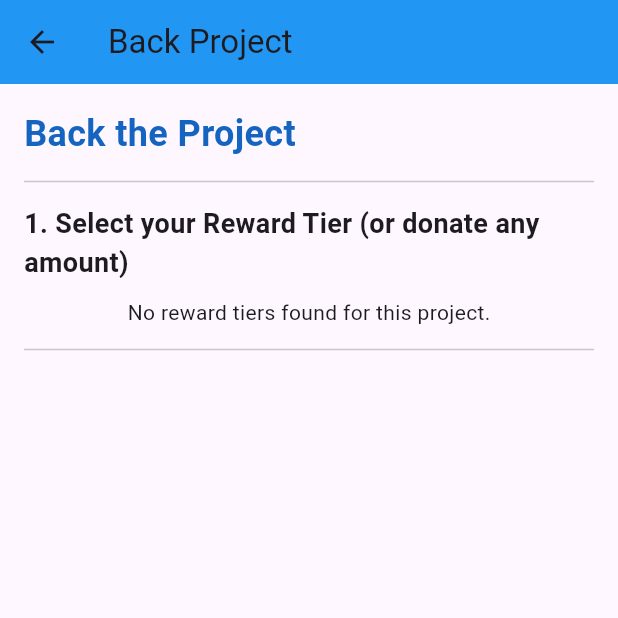
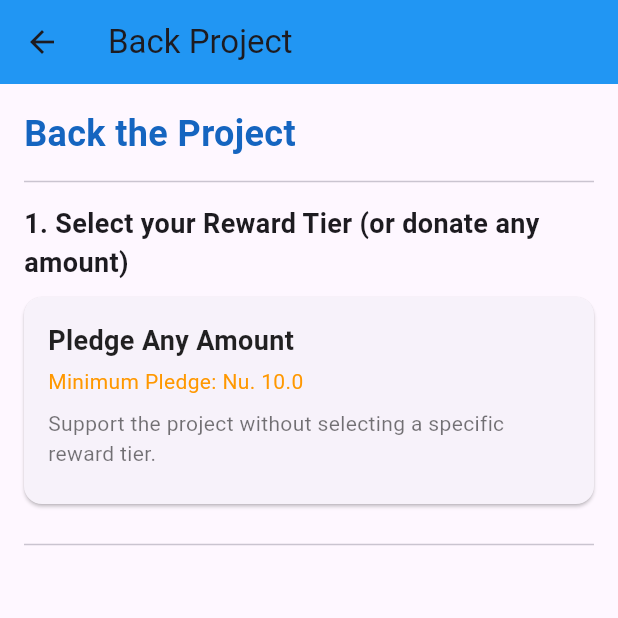
Before and after one commit to karma96-WT/DrukFunding_flutter_App, a Flutter app: the PledgePage screen opened directly with empty values, on a phone screen of 412 x 824 dp, the top half of it. Run offline on Flutter 3.47's test engine with Material 3 defaults, Android fonts, the light colour scheme and no system bars; our stand-ins replace cloud_firestore, firebase_auth, firebase_core, image_picker; accounts and stored records are empty.

Commit message:
final-commit

```diff
--- a/lib/pledgePage.dart
+++ b/lib/pledgePage.dart
@@ -1,8 +1,8 @@
 import 'package:drukfunding/payment_page.dart' hide Reward;
 import 'package:flutter/material.dart';
 import 'package:cloud_firestore/cloud_firestore.dart';
-import 'package:drukfunding/Reward.dart'; // Ensure this file exists
-import 'package:drukfunding/model/project.dart'; // Ensure this file exists
+import 'package:drukfunding/Reward.dart';
+import 'package:drukfunding/model/project.dart';
 
 
 class PledgePage extends StatefulWidget {
@@ -15,38 +15,48 @@ class PledgePage extends StatefulWidget {
 }
 
 class _PledgePageState extends State<PledgePage> {
-  // State variables for selection and amount
   Reward? _selectedReward;
   double _currentPledgeAmount = 0.0;
+  late Future<List<Reward>> _rewardsFuture;
 
-  // Future to hold the Firestore fetch operation
-  late Future<List<Reward>> _rewardsFuture;
+  // Define the hardcoded default reward option
+  final Reward _defaultPledgeReward = Reward(
+    id: 'custom_pledge', // Unique ID for this synthetic reward
+    title: 'Pledge Any Amount',
+    description: 'Support the project without selecting a specific reward tier.',
+    amount: 0.0, // Critical value for triggering custom input
+    limit: null,
+  );
 
   @override
   void initState() {
     super.initState();
-    // Initialize the future when the widget is created
     _rewardsFuture = _fetchRewards();
   }
 
-  // Function to Fetch Tiers from Firestore
+  // ⭐ MODIFIED: Function to Fetch Tiers from Firestore and add the default option
   Future<List<Reward>> _fetchRewards() async {
     try {
-      // 1. Reference the 'Tiers' subcollection under the specific 'Projects' document
       final snapshot = await FirebaseFirestore.instance
           .collection('Projects')
           .doc(widget.projectId)
           .collection('Tiers')
           .get();
 
-      // 2. Map the documents to Reward objects
-      final rewards = snapshot.docs.map((doc) => Reward.fromFirestore(doc)).toList();
+      // 1. Map documents to Reward objects
+      final List<Reward> rewards = snapshot.docs
+          .map((doc) => Reward.fromFirestore(doc))
+          .toList();
+
+      // 2. Add the hardcoded default option to the list
+      // This ensures the option is always available.
+      rewards.insert(0, _defaultPledgeReward);
 
       return rewards;
     } catch (e) {
-      // Log the error and rethrow to be caught by FutureBuilder
       print('Error fetching rewards: $e');
-      rethrow;
+      // Even if fetching tiers fails, we return the default option to allow pledging
+      return [_defaultPledgeReward];
     }
   }
 
@@ -64,7 +74,7 @@ class _PledgePageState extends State<PledgePage> {
         child: Column(
           crossAxisAlignment: CrossAxisAlignment.start,
           children: [
-            // Project Title (Placeholder) - You may want to fetch the real project title here
+            // Project Title (Placeholder)
             Text(
               'Back the Project',
               style: TextStyle(fontSize: 24, fontWeight: FontWeight.bold, color: Colors.blue[800]),
@@ -85,29 +95,32 @@ class _PledgePageState extends State<PledgePage> {
                   return const Center(child: CircularProgressIndicator());
                 }
 
-                if (snapshot.hasError) {
+                // If an error occurs, the future should return at least the default option (handled in _fetchRewards catch block)
+                if (snapshot.hasError && snapshot.data?.isEmpty != false) {
                   return Center(
                     child: Text('Error loading tiers: ${snapshot.error}', style: const TextStyle(color: Colors.red)),
                   );
                 }
 
-                if (!snapshot.hasData || snapshot.data!.isEmpty) {
-                  return const Center(child: Text('No reward tiers found for this project.'));
+                final rewards = snapshot.data ?? [];
+
+                // If the only reward is the default one, and we couldn't load others, we proceed.
+                if (rewards.isEmpty && _rewardsFuture != null) {
+                  return const Center(child: Text('No pledge options available.'));
                 }
 
-                final rewards = snapshot.data!;
 
                 // List of Reward Options
                 return Column(
                   crossAxisAlignment: CrossAxisAlignment.stretch,
                   children: rewards.map((reward) => RewardItem(
                     reward: reward,
+                    // Comparison now uses the unique 'id' field for the synthetic reward
                     isSelected: _selectedReward?.id == reward.id,
                     onSelect: (selectedReward) {
                       setState(() {
                         _selectedReward = selectedReward;
-                        // If it's the "Pledge Any Amount" option (amount 0), initialize to 10.0
-                        // The user will see the TextFormField to adjust this amount.
+                        // Initializes custom pledge to 10.0 if amount is 0.0
                         _currentPledgeAmount = selectedReward.amount > 0
                             ? selectedReward.amount
                             : 10.0;
@@ -128,7 +141,7 @@ class _PledgePageState extends State<PledgePage> {
               ),
               const SizedBox(height: 10),
 
-              // If reward amount is 0.0, show the custom input field
+              // If reward amount is 0.0 (the custom pledge option), show the custom input field
               if (_selectedReward!.amount == 0.0)
                 Padding(
                   padding: const EdgeInsets.only(bottom: 16.0),
@@ -176,7 +189,7 @@ class _PledgePageState extends State<PledgePage> {
               SizedBox(
                 width: double.infinity,
                 child: ElevatedButton.icon(
-                  // Require a minimum pledge of 10.0 (or whatever your minimum is)
+                  // Require a minimum pledge of 10.0
                   onPressed: _currentPledgeAmount >= 10.0 ? _startPaymentFlow : null,
                   icon: const Icon(Icons.payment, color: Colors.white),
                   label: Text(
@@ -236,12 +249,14 @@ class RewardItem extends StatelessWidget {
 
   @override
   Widget build(BuildContext context) {
+    // Determine if this is the special "Pledge Any Amount" option for styling
+    final bool isCustomPledge = reward.amount == 0.0;
+
     return Card(
       margin: const EdgeInsets.only(bottom: 12),
       elevation: isSelected ? 4 : 1,
       shape: RoundedRectangleBorder(
         borderRadius: BorderRadius.circular(12),
-        // Highlight border for the selected reward
         side: isSelected
             ? BorderSide(color: Colors.blue[700]!, width: 3.0)
             : BorderSide.none,
@@ -262,24 +277,29 @@ class RewardItem extends StatelessWidget {
                   color: isSelected ? Colors.blue[700] : Colors.black87,
                 ),
               ),
-              if (reward.amount > 0)
+              const SizedBox(height: 4),
+
+              // Display pledge amount or the "Pledge Any Amount" text
+              if (!isCustomPledge)
                 Text(
                   'Pledge: Nu. ${reward.amount.toStringAsFixed(0)}',
                   style: const TextStyle(fontSize: 14, color: Colors.green),
                 )
               else
                 const Text( // Custom text for the "Pledge Any Amount" option
-                  'Pledge Any Amount',
+                  'Minimum Pledge: Nu. 10.0',
                   style: TextStyle(fontSize: 14, color: Colors.orange),
                 ),
+
               const SizedBox(height: 8),
               Text(
                 reward.description,
                 style: const TextStyle(fontSize: 14, color: Colors.black54),
               ),
               const SizedBox(height: 8),
-              // Use null-aware operator for limit
-              if (reward.limit != null && reward.limit! > 0)
+
+              // Only show limit if it's not the custom pledge option
+              if (!isCustomPledge && reward.limit != null && reward.limit! > 0)
                 Text(
                   'Limited to ${reward.limit} backers.',
                   style: const TextStyle(fontSize: 12, color: Colors.red),
```
